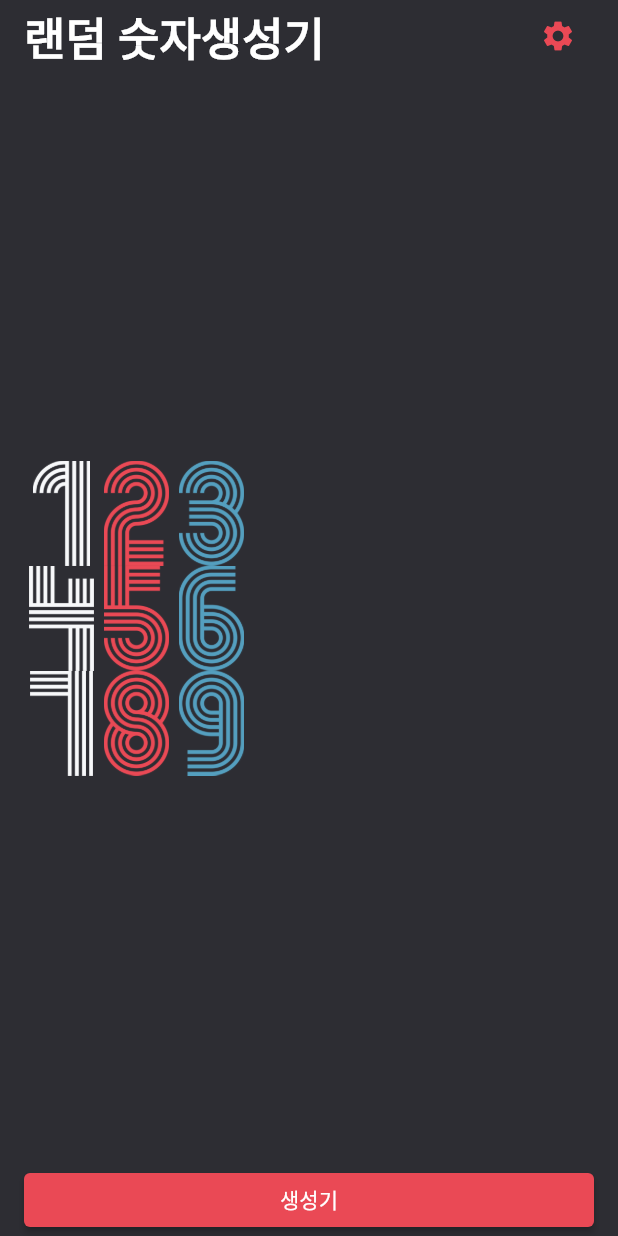
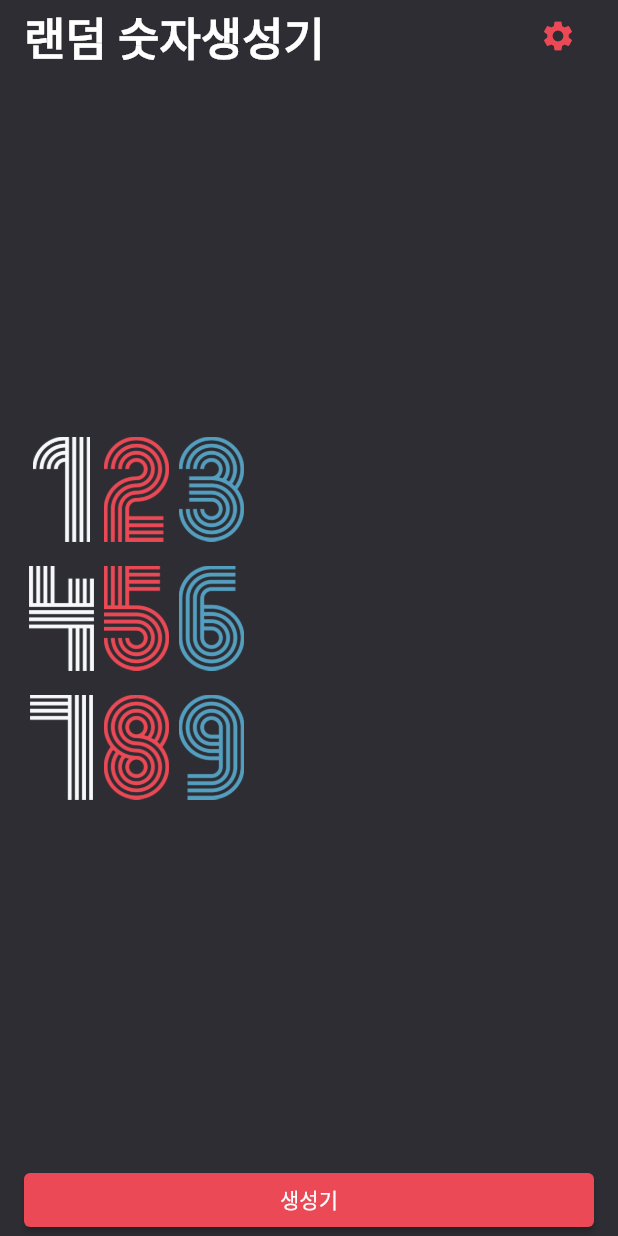
Before and after one commit to yohanpro/flutter_projects, a Flutter app: the screen it shows after launch, on a phone screen of 412 x 824 dp. Run offline on Flutter 3.47's test engine with Material 2 defaults, Android fonts, the phone set to English and light mode, and no system bars; our stand-ins replace webview_flutter.

Commit message:
조건에 맞게 Padding 적용

```diff
--- a/random_number_gen/lib/screen/home_screen.dart
+++ b/random_number_gen/lib/screen/home_screen.dart
@@ -43,8 +43,13 @@ class _HomeScreenState extends State<HomeScreen> {
                   child: Column(
                 mainAxisAlignment: MainAxisAlignment.center,
                 children: [123, 456, 789]
-                    .map((x) => Row(
-                          children: x
+                    .asMap()
+                    .entries
+                    .map((x) => Padding(
+                          padding:
+                              EdgeInsets.only(bottom: x.key == 2 ? 0 : 16.0),
+                          child: Row(
+                            children: x.value
                                 .toString()
                                 .split('')
                                 .map((y) => Image.asset(
@@ -53,6 +58,7 @@ class _HomeScreenState extends State<HomeScreen> {
                                       width: 50.0,
                                     ))
                                 .toList(),
+                          ),
                         ))
                     .toList(),
               )),
```
Lines whose indentation alone changed are shown as unchanged.
